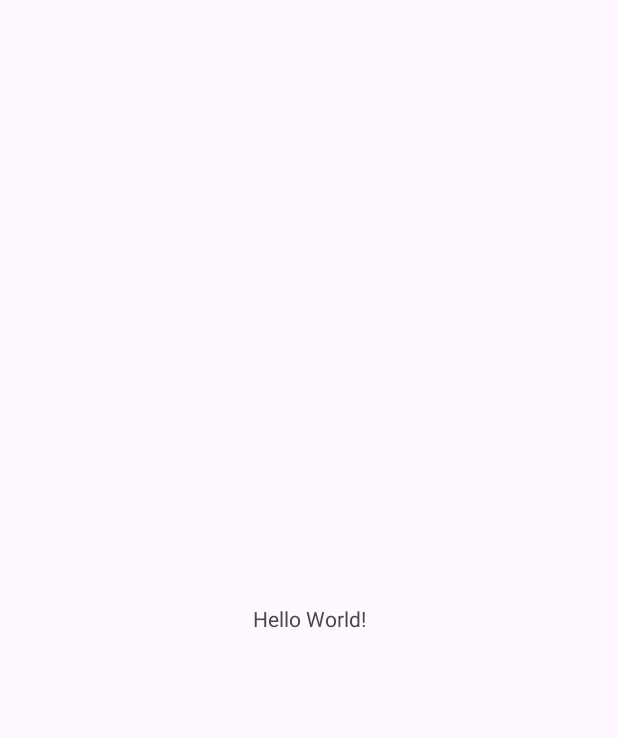
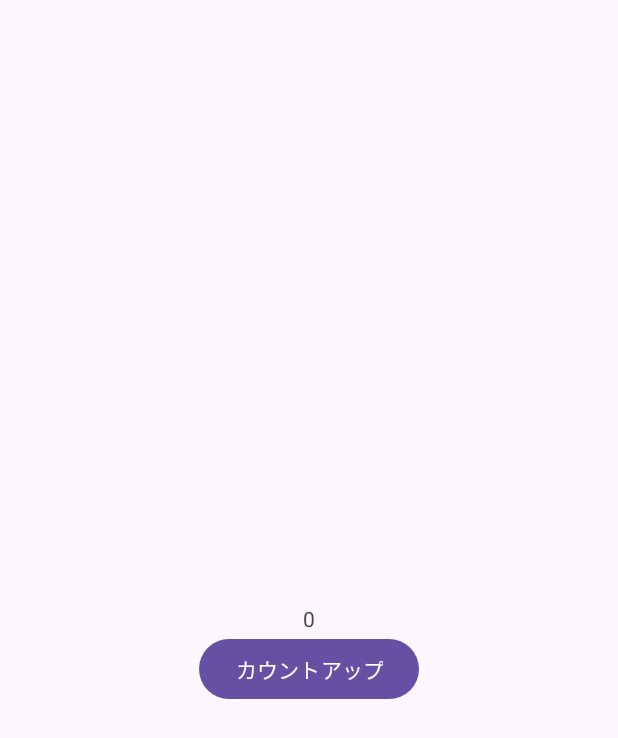
Before and after one commit to HirokiLucky/CountApp, an Android app: the screen it shows after launch (MainActivity), on a phone screen of 412 x 824 dp. Before the commit the part shown is almost empty. Shown: the top 738 px of the screen. Run offline under Robolectric (Android 15) with nearby library versions, the phone set to English and light mode, and no system bars.

Commit message:
finish count up

```diff
--- a/app/src/main/java/com/example/count/MainActivity.java
+++ b/app/src/main/java/com/example/count/MainActivity.java
@@ -3,12 +3,29 @@ package com.example.count;
 import androidx.appcompat.app.AppCompatActivity;
 
 import android.os.Bundle;
+import android.util.Log;
+import android.view.View;
+import android.widget.Button;
+import android.widget.TextView;
+
+import com.google.android.material.snackbar.Snackbar;
 
 public class MainActivity extends AppCompatActivity {
+    private int count = 0;
 
     @Override
     protected void onCreate(Bundle savedInstanceState) {
         super.onCreate(savedInstanceState);
         setContentView(R.layout.activity_main);
+        Button button = (Button) this.findViewById(R.id.count_button);
+        TextView textView = (TextView) this.findViewById(R.id.count_text);
+        button.setOnClickListener(new View.OnClickListener() {
+            @Override
+            public void onClick(View view) {
+                Snackbar.make(view, "ボタンが押されました", Snackbar.LENGTH_SHORT).show();
+                count++;
+                textView.setText((String.valueOf(count)));
+            }
+        });
     }
 }
--- a/app/src/main/res/layout/activity_main.xml
+++ b/app/src/main/res/layout/activity_main.xml
@@ -7,12 +7,22 @@
     tools:context=".MainActivity">
 
     <TextView
+        android:id="@+id/count_text"
         android:layout_width="wrap_content"
         android:layout_height="wrap_content"
-        android:text="Hello World!"
+        android:text="0"
         app:layout_constraintBottom_toBottomOf="parent"
-        app:layout_constraintEnd_toEndOf="parent"
-        app:layout_constraintStart_toStartOf="parent"
+        app:layout_constraintLeft_toLeftOf="parent"
+        app:layout_constraintRight_toRightOf="parent"
         app:layout_constraintTop_toTopOf="parent" />
 
+    <Button
+        android:id="@+id/count_button"
+        android:layout_width="wrap_content"
+        android:layout_height="wrap_content"
+        android:text="カウントアップ"
+        app:layout_constraintLeft_toLeftOf="parent"
+        app:layout_constraintRight_toRightOf="parent"
+        app:layout_constraintTop_toBottomOf="@+id/count_text" />
+
 </androidx.constraintlayout.widget.ConstraintLayout>
```
